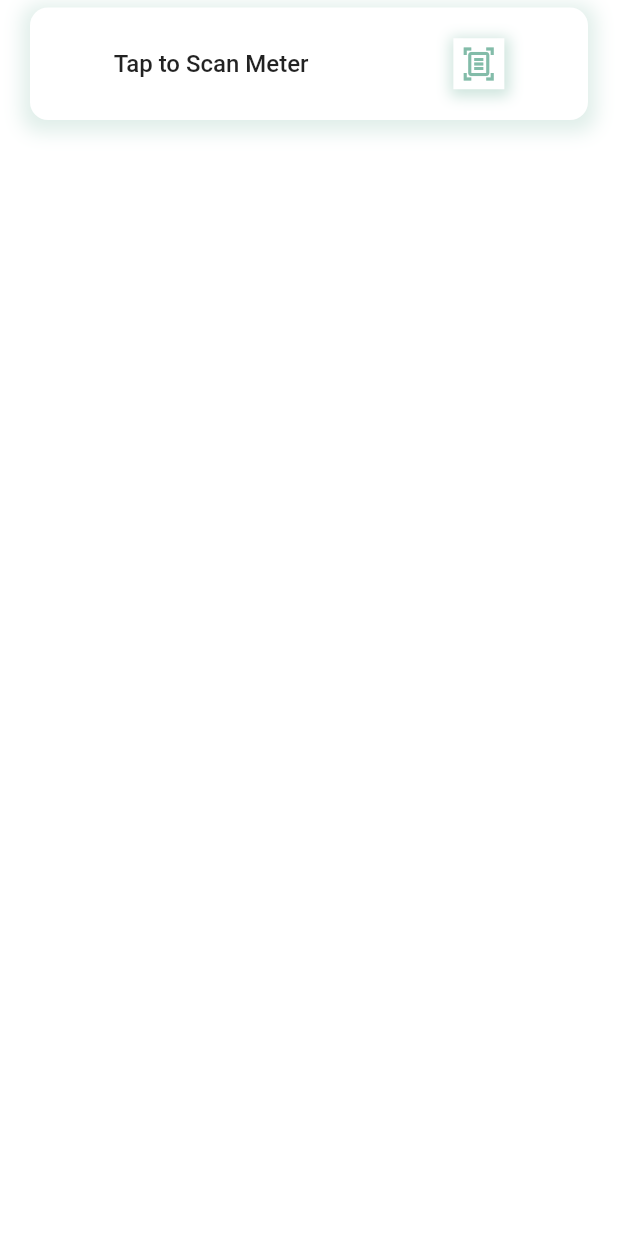
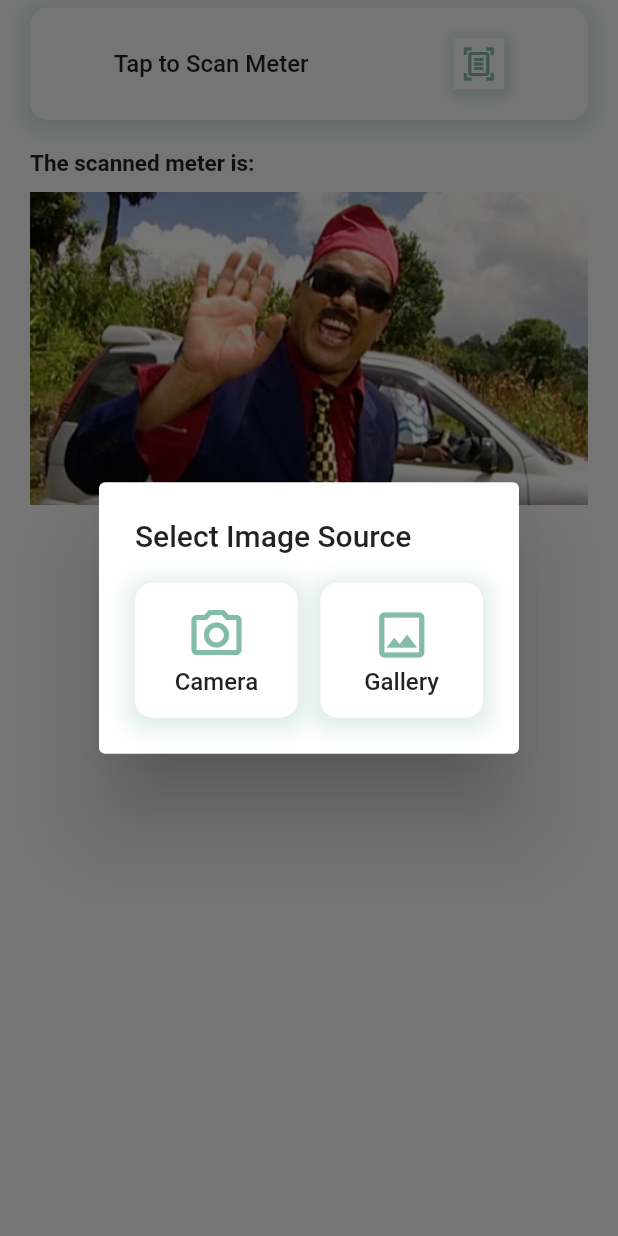
Before and after one commit to parajuliamit/rent-assist-owner, a Flutter app: the ScanBattiContainer widget shown alone on an empty page, opened directly, after a tap on "Tap to Scan Meter", on a phone screen of 412 x 824 dp. Run offline on Flutter 3.47's test engine with Material 2 defaults, Android fonts, the phone set to English and light mode, and no system bars; our stand-ins replace dio, firebase_core, firebase_messaging, get, get_storage, image_cropper and 6 more; accounts and stored records are empty; generated files the repository leaves out were written again.

Commit message:
image crop added

```diff
--- a/lib/app/modules/home/views/widgets/scan_meter_container.dart
+++ b/lib/app/modules/home/views/widgets/scan_meter_container.dart
@@ -2,7 +2,9 @@ import 'dart:io';
 
 import 'package:flutter/material.dart';
 import 'package:flutter/services.dart';
+import 'package:image_cropper/image_cropper.dart';
 import 'package:image_picker/image_picker.dart';
+import 'package:owner_app/app/modules/home/views/widgets/icon_container.dart';
 import 'package:path_provider/path_provider.dart';
 import 'package:path/path.dart';
 
@@ -19,17 +21,35 @@ class ScanBattiContainer extends StatefulWidget {
 
 class _ScanBattiContainerState extends State<ScanBattiContainer> {
   File? _image;
+  final imageCropper = ImageCropper();
 
   Future getImage(ImageSource source) async {
     try {
       final image = await ImagePicker().pickImage(source: source);
       if (image == null) return;
 
-      // final imageTemporary = File(image.path);
-      final imagePermanent = await savefilePermamently(image.path);
+      var cropped = (await imageCropper.cropImage(
+        sourcePath: image.path,
+        cropStyle: CropStyle.rectangle,
+        aspectRatioPresets: [
+          CropAspectRatioPreset.ratio16x9,
+        ],
+        uiSettings: [
+          AndroidUiSettings(
+              toolbarTitle: 'Crop Reading',
+              toolbarColor: kPrimaryColor,
+              toolbarWidgetColor: Colors.white,
+              initAspectRatio: CropAspectRatioPreset.ratio16x9,
+              hideBottomControls: true,
+              lockAspectRatio: true),
+        ],
+      ));
+
+      final imagePermanent =
+          await savefilePermamently(cropped?.path ?? image.path);
 
       setState(() {
-        this._image = imagePermanent;
+        _image = imagePermanent;
       });
     } on PlatformException catch (e) {
       print('failed to pick image $e');
@@ -76,34 +96,64 @@ class _ScanBattiContainerState extends State<ScanBattiContainer> {
                     color: kPrimaryColor,
                   ),
                 ),
-                onPress: () {
-                  getImage(ImageSource.camera);
-                  // Get.toNamed(Routes.TENANT_LIST);
+                onPress: () async {
+                  await showDialog(
+                      context: context,
+                      builder: (context) {
+                        return AlertDialog(
+                          title: const Text('Select Image Source'),
+                          content: Row(
+                            children: [
+                              Expanded(
+                                child: IconContainer(
+                                    icon: Icons.camera_alt_outlined,
+                                    title: 'Camera',
+                                    onTap: () async {
+                                      await getImage(ImageSource.camera);
+                                      Navigator.pop(context);
+                                    }),
+                              ),
+                              const SizedBox(
+                                width: 15,
+                              ),
+                              Expanded(
+                                child: IconContainer(
+                                    icon: Icons.image_outlined,
+                                    title: 'Gallery',
+                                    onTap: () async {
+                                      await getImage(ImageSource.gallery);
+                                      Navigator.pop(context);
+                                    }),
+                              ),
+                            ],
+                          ),
+                        );
+                      });
                 },
               ),
             ],
           ),
-          // SizedBox(
-          //   height: 20,
-          // ),
-          // Text(
-          //   'The scanned meter is:',
-          //   style: TextStyle(
-          //     fontWeight: FontWeight.bold,
-          //     fontSize: 15,
-          //   ),
-          // ),
-          // SizedBox(
-          //   height: 10,
-          // ),
-          // _image != null
-          //     ? Image.file(
-          //         _image!,
-          //         height: 250,
-          //         width: 250,
-          //         fit: BoxFit.cover,
-          //       )
-          //     : Image.asset('assets/images/haribahadur.jpeg')
+          SizedBox(
+            height: 20,
+          ),
+          Text(
+            'The scanned meter is:',
+            style: TextStyle(
+              fontWeight: FontWeight.bold,
+              fontSize: 15,
+            ),
+          ),
+          SizedBox(
+            height: 10,
+          ),
+          _image != null
+              ? Image.file(
+                  _image!,
+                  height: 250,
+                  width: 250,
+                  fit: BoxFit.cover,
+                )
+              : Image.asset('assets/images/haribahadur.jpeg')
         ],
       ),
     );
--- a/pubspec.yaml
+++ b/pubspec.yaml
@@ -18,6 +18,7 @@ dependencies:
   lottie: ^1.4.2
   pie_chart: ^5.3.2
   image_picker: ^0.8.5+3
+  image_cropper: ^2.0.3
   path_provider: ^2.0.11
   qr_flutter: ^4.0.0
   firebase_core: ^1.14.0
```
Also changed, not shown: pubspec.lock, 1 other file.
